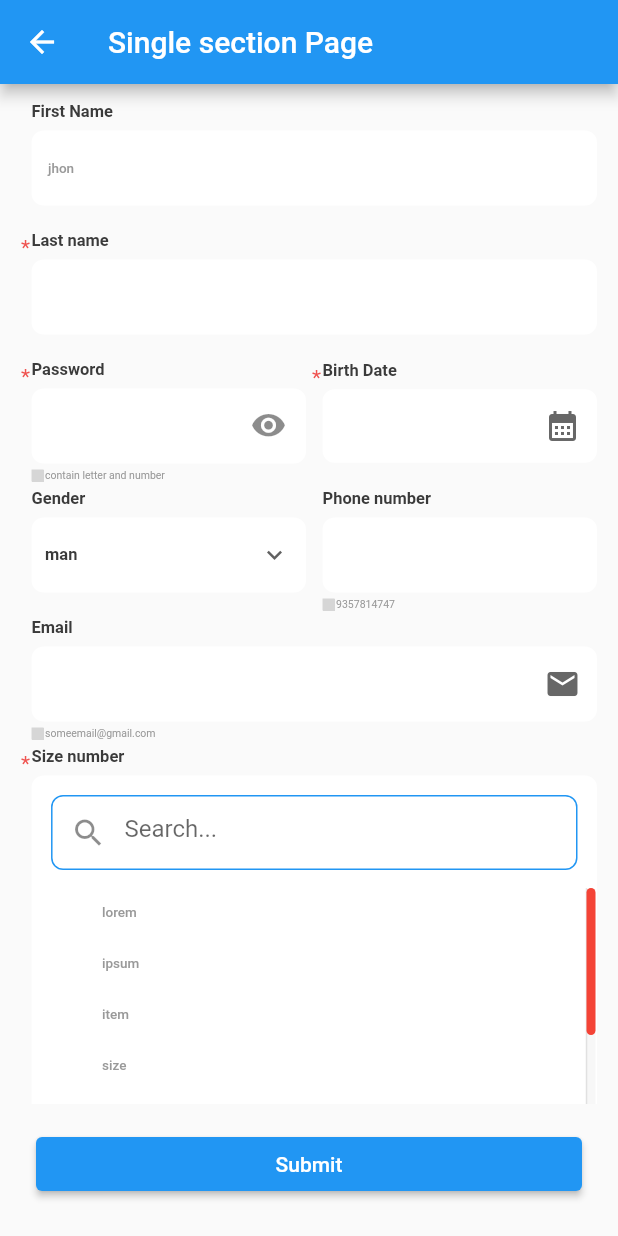
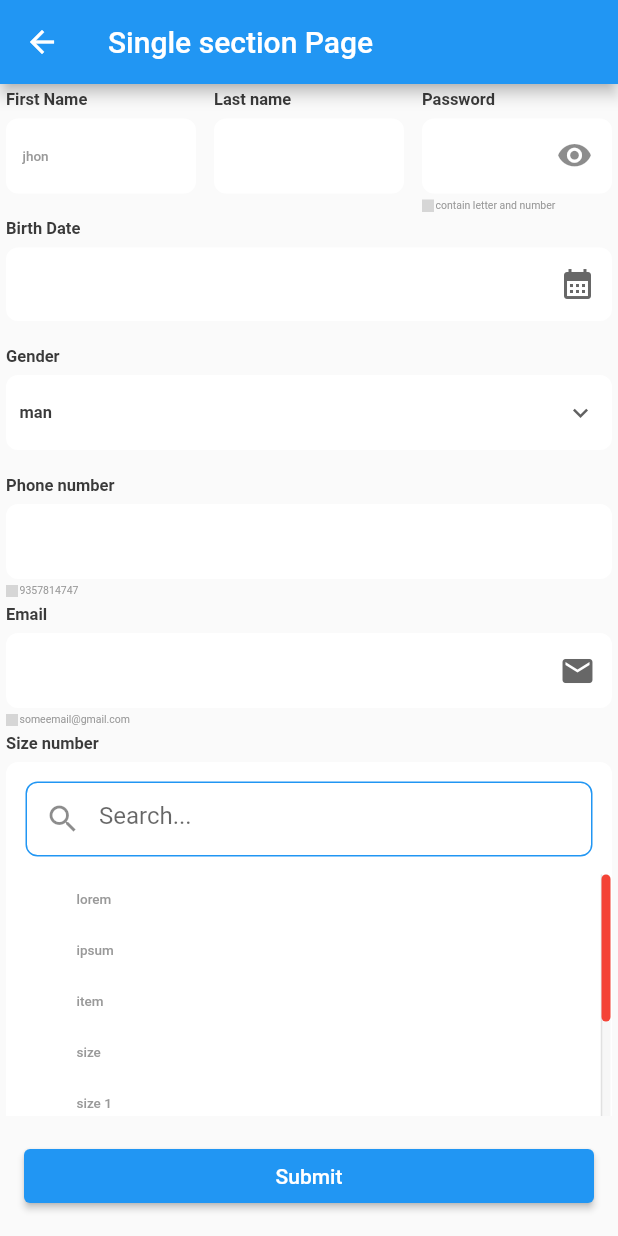
Before and after one commit to ritagroup/gsform, a Flutter app: the screen it shows after launch, after a tap on "Single Section form", on a phone screen of 412 x 824 dp. Run offline on Flutter 3.47's test engine with Material 2 defaults, Android fonts, the phone set to English and light mode, and no system bars; our stand-ins replace figma_squircle, flutter_svg, image_cropper, image_picker, lottie; missing offline and left inert: persian_datetime_picker, qr_code_scanner; grey boxes are pictures that could not be loaded.

Commit message:
fix padding

```diff
--- a/example/lib/main.dart
+++ b/example/lib/main.dart
@@ -50,7 +50,7 @@ class MainTestPage extends StatelessWidget {
         ),
         body: Center(
           child: Padding(
-            padding: const EdgeInsets.only(top: 40.0),
+            padding: const EdgeInsets.only(top: 0.0),
             child: Column(
               children: [
                 ElevatedButton(
@@ -101,7 +101,7 @@ class SingleSectionForm extends StatelessWidget {
         title: const Text('Single section Page'),
       ),
       body: Padding(
-        padding: const EdgeInsets.all(8.0),
+        padding: const EdgeInsets.all(0.0),
         child: Column(
           children: [
             Expanded(
@@ -114,7 +114,7 @@ class SingleSectionForm extends StatelessWidget {
                       title: 'First Name',
                       minLine: 1,
                       maxLine: 1,
-                      weight: 12,
+                      weight: 4,
                       hint: 'jhon',
                       required: false,
                       errorMessage: 'please enter a name',
@@ -124,7 +124,7 @@ class SingleSectionForm extends StatelessWidget {
                       title: 'Last name',
                       minLine: 1,
                       maxLine: 1,
-                      weight: 12,
+                      weight: 4,
                       required: true,
                     ),
                     GSField.password(
@@ -132,13 +132,13 @@ class SingleSectionForm extends StatelessWidget {
                       title: 'Password',
                       helpMessage: 'contain letter and number',
                       errorMessage: 'error',
-                      weight: 6,
+                      weight: 4,
                       required: true,
                     ),
                     GSField.datePicker(
                       tag: 'licenceExpireDate',
                       title: 'Birth Date',
-                      weight: 6,
+                      weight: 12,
                       required: true,
                       postfixWidget: const Icon(
                         Icons.calendar_month,
@@ -155,7 +155,7 @@ class SingleSectionForm extends StatelessWidget {
                     GSField.spinner(
                       tag: 'customer_type',
                       required: false,
-                      weight: 6,
+                      weight: 12,
                       title: 'Gender',
                       items: [
                         SpinnerDataModel(
@@ -173,7 +173,7 @@ class SingleSectionForm extends StatelessWidget {
                       title: 'Phone number',
                       maxLength: 11,
                       helpMessage: '9357814747',
-                      weight: 6,
+                      weight: 12,
                       required: false,
                       errorMessage: 'some error',
                     ),
@@ -233,6 +233,7 @@ class SingleSectionForm extends StatelessWidget {
                     ),
                     GSField.imagePicker(
                       tag: 'a',
+                      title: 'انتخاب تصویر',
                       hint: 'فایل خود را انتخاب کنید',
                       iconWidget: Lottie.asset(
                         'assets/cam.json',
--- a/lib/gs_form/core/form_style.dart
+++ b/lib/gs_form/core/form_style.dart
@@ -1,5 +1,4 @@
 import 'package:flutter/material.dart';
-import 'package:gsform/gs_form/enums/filed_required_type.dart';
 import 'package:gsform/gs_form/values/colors.dart';
 import 'package:gsform/gs_form/values/theme.dart';
 
@@ -10,7 +9,6 @@ class GSFormStyle {
   TextStyle errorTextStyle;
   TextStyle helpTextStyle;
   TextStyle sectionTitleStyle;
-  GSFieldRequireTypeEnum requireType;
   Color backgroundFieldColor;
   Color backgroundSectionColor;
   Color fieldBorderColor;
@@ -23,7 +21,6 @@ class GSFormStyle {
 
   GSFormStyle({
     TextStyle? titleStyle,
-    GSFieldRequireTypeEnum? requireType,
     Color? backgroundFieldColor,
     Color? backgroundSectionColor,
     Color? fieldBorderColor,
@@ -39,13 +36,12 @@ class GSFormStyle {
     TextStyle? sectionTitleStyle,
   })  : backgroundSectionColor = backgroundSectionColor ?? GSFormColors.white,
         backgroundFieldColor = backgroundFieldColor ?? GSFormColors.colorBackground,
-        requireType = requireType ?? GSFieldRequireTypeEnum.star,
         titleTextStyle = titleStyle ?? GSFormTheme.textThemeStyle.displayMedium!,
         fieldRadius = fieldRadius ?? 10.0,
         sectionRadius = sectionRadius ?? 4.0,
         sectionCardElevation = sectionCardElevation ?? 2.0,
         sectionCardPadding = sectionCardPadding ?? 2.0,
-        requiredText = requiredText ?? '(required)',
+        requiredText = requiredText ?? '',
         fieldHintStyle = fieldHintStyle ?? GSFormTheme.textThemeStyle.displayMedium!,
         fieldTextStyle = fieldTextStyle ?? GSFormTheme.textThemeStyle.displayMedium!,
         errorTextStyle = errorTextStyle ?? GSFormTheme.textThemeStyle.headlineSmall!,
--- a/lib/gs_form/enums/filed_required_type.dart
+++ /dev/null
@@ -1 +0,0 @@
-enum GSFieldRequireTypeEnum { text, star }
--- a/lib/gs_form/widget/field.dart
+++ b/lib/gs_form/widget/field.dart
@@ -2,7 +2,6 @@ import 'package:flutter/material.dart';
 import 'package:flutter_svg/flutter_svg.dart';
 import 'package:gsform/gs_form/core/form_style.dart';
 import 'package:gsform/gs_form/enums/field_status.dart';
-import 'package:gsform/gs_form/enums/filed_required_type.dart';
 import 'package:gsform/gs_form/enums/filed_type.dart';
 import 'package:gsform/gs_form/model/data_model/date_data_model.dart';
 import 'package:gsform/gs_form/model/data_model/radio_data_model.dart';
@@ -662,24 +661,9 @@ class _GSFieldState extends State<GSField> {
       }
     };
 
-    return Padding(
-      padding: const EdgeInsets.only(left: 2.0, right: 2.0),
-      child: Row(
+    return Row(
       crossAxisAlignment: CrossAxisAlignment.start,
       children: [
-          Visibility(
-            visible: widget.model.showTitle!,
-            child: Padding(
-              padding: const EdgeInsets.only(top: 3),
-              child: Opacity(
-                  opacity: _showRequiredStar(widget.model),
-                  child: const Text(
-                    '*',
-                    style: TextStyle(color: GSFormColors.red, fontSize: 14),
-                  )),
-            ),
-          ),
-          const SizedBox(width: 1.0),
         Expanded(
           child: Column(
             children: [
@@ -689,15 +673,13 @@ class _GSFieldState extends State<GSField> {
                   children: [
                     Row(
                       children: [
-                          Text(widget.model.title ?? "",
-                              style: widget.formStyle!.titleTextStyle),
+                        Text(widget.model.title ?? "", style: widget.formStyle!.titleTextStyle),
                         const SizedBox(width: 4.0),
                         Opacity(
-                            opacity: _showRequiredText(widget.model),
+                          opacity: widget.model.required ?? false ? 1 : 0,
                           child: Text(
                             widget.formStyle!.requiredText,
-                              style: const TextStyle(
-                                  color: GSFormColors.red, fontSize: 10),
+                            style: const TextStyle(color: GSFormColors.red, fontSize: 10),
                           ),
                         ),
                       ],
@@ -707,19 +689,16 @@ class _GSFieldState extends State<GSField> {
                 ),
               ),
               Container(
-                  decoration: GSFormUtils.getFieldDecoration(
-                      widget.formStyle!, widget.model.status),
+                decoration: GSFormUtils.getFieldDecoration(widget.formStyle!, widget.model.status),
                 child: Row(
                   mainAxisAlignment: MainAxisAlignment.center,
                   children: [
                     Visibility(
-                        visible:
-                            widget.model.prefixWidget == null ? false : true,
+                      visible: widget.model.prefixWidget == null ? false : true,
                       child: Row(
                         children: [
                           const SizedBox(width: 8.0),
-                            widget.model.prefixWidget ??
-                                const SizedBox(width: 0),
+                          widget.model.prefixWidget ?? const SizedBox(width: 0),
                           const SizedBox(width: 8.0),
                           Container(
                             height: 30.0,
@@ -731,13 +710,11 @@ class _GSFieldState extends State<GSField> {
                     ),
                     Expanded(child: widget.child!),
                     Visibility(
-                        visible:
-                            widget.model.postfixWidget == null ? false : true,
+                      visible: widget.model.postfixWidget == null ? false : true,
                       child: Row(
                         children: [
                           const SizedBox(width: 10.0),
-                            widget.model.postfixWidget ??
-                                const SizedBox(width: 0),
+                          widget.model.postfixWidget ?? const SizedBox(width: 0),
                           const SizedBox(width: 10.0),
                         ],
                       ),
@@ -747,8 +724,7 @@ class _GSFieldState extends State<GSField> {
               ),
               const SizedBox(height: 4.0),
               Opacity(
-                  opacity: (widget.model.status == GSFieldStatusEnum.error &&
-                              widget.model.errorMessage != null) ||
+                opacity: (widget.model.status == GSFieldStatusEnum.error && widget.model.errorMessage != null) ||
                         widget.model.helpMessage != null
                     ? 1
                     : 0,
@@ -780,94 +756,55 @@ class _GSFieldState extends State<GSField> {
           ),
         ),
       ],
-      ),
     );
-  }
-
-  _showRequiredStar(GSFieldModel model) {
-    if (model.required != null) {
-      if (model.required!) {
-        if (widget.formStyle!.requireType == GSFieldRequireTypeEnum.star) {
-          return 1.0;
-        }
-      }
-    }
-    return 0.0;
-  }
-
-  _showRequiredText(GSFieldModel model) {
-    if (model.required != null) {
-      if (model.required!) {
-        if (widget.formStyle!.requireType == GSFieldRequireTypeEnum.text) {
-          return 1.0;
-        }
-      }
-    }
-
-    return 0.0;
   }
 
   _fillChild() {
     switch (widget.model.type) {
       case GSFieldTypeEnum.text:
-        widget.child =
-            GSTextField(widget.model as GSTextModel, widget.formStyle!);
+        widget.child = GSTextField(widget.model as GSTextModel, widget.formStyle!);
         break;
       case GSFieldTypeEnum.number:
-        widget.child =
-            GSNumberField(widget.model as GSNumberModel, widget.formStyle!);
+        widget.child = GSNumberField(widget.model as GSNumberModel, widget.formStyle!);
         break;
       case GSFieldTypeEnum.textPlain:
-        widget.child = GSTextPlainField(
-            widget.model as GSTextPlainModel, widget.formStyle!);
+        widget.child = GSTextPlainField(widget.model as GSTextPlainModel, widget.formStyle!);
         break;
       case GSFieldTypeEnum.mobile:
-        widget.child =
-            GSMobileField(widget.model as GSMobileModel, widget.formStyle!);
+        widget.child = GSMobileField(widget.model as GSMobileModel, widget.formStyle!);
         break;
       case GSFieldTypeEnum.password:
-        widget.child =
-            GSPasswordField(widget.model as GSPasswordModel, widget.formStyle!);
+        widget.child = GSPasswordField(widget.model as GSPasswordModel, widget.formStyle!);
         break;
       case GSFieldTypeEnum.date:
-        widget.child = GSDatePickerField(
-            widget.model as GSDatePickerModel, widget.formStyle!);
+        widget.child = GSDatePickerField(widget.model as GSDatePickerModel, widget.formStyle!);
         break;
       case GSFieldTypeEnum.dateRage:
-        widget.child = GSDateRangePickerField(
-            widget.model as GSDateRangePickerModel, widget.formStyle!);
+        widget.child = GSDateRangePickerField(widget.model as GSDateRangePickerModel, widget.formStyle!);
         break;
       case GSFieldTypeEnum.time:
-        widget.child = GSTimePickerField(
-            widget.model as GSTimePickerModel, widget.formStyle!);
+        widget.child = GSTimePickerField(widget.model as GSTimePickerModel, widget.formStyle!);
         break;
       case GSFieldTypeEnum.email:
-        widget.child =
-            GSEmailField(widget.model as GSEmailModel, widget.formStyle!);
+        widget.child = GSEmailField(widget.model as GSEmailModel, widget.formStyle!);
         break;
       case GSFieldTypeEnum.price:
-        widget.child =
-            GSPriceField(widget.model as GSPriceModel, widget.formStyle!);
+        widget.child = GSPriceField(widget.model as GSPriceModel, widget.formStyle!);
         break;
       case GSFieldTypeEnum.bankCard:
-        widget.child =
-            GSBankCardField(widget.model as GSBankCardModel, widget.formStyle!);
+        widget.child = GSBankCardField(widget.model as GSBankCardModel, widget.formStyle!);
         break;
       case GSFieldTypeEnum.spinner:
-        widget.child =
-            GSSpinnerField(widget.model as GSSpinnerModel, widget.formStyle!);
+        widget.child = GSSpinnerField(widget.model as GSSpinnerModel, widget.formStyle!);
         break;
       case GSFieldTypeEnum.radioGroup:
-        widget.child =
-            GSRadioGroupField(widget.model as GSRadioModel, widget.formStyle!);
+        widget.child = GSRadioGroupField(widget.model as GSRadioModel, widget.formStyle!);
         break;
       case GSFieldTypeEnum.imagePicker:
-        widget.child = GSImagePickerField(
-            widget.model as GSImagePickerModel, widget.formStyle!);
+        widget.child = GSImagePickerField(widget.model as GSImagePickerModel, widget.formStyle!);
         break;
       case GSFieldTypeEnum.qrScanner:
-        widget.child = GSQRScannerField(
-            widget.model as GSQRScannerModel, widget.formStyle!);
+        widget.child = GSQRScannerField(widget.model as GSQRScannerModel, widget.formStyle!);
         break;
 
       default:
--- a/lib/gs_form/widget/fields/image_picker_field.dart
+++ b/lib/gs_form/widget/fields/image_picker_field.dart
@@ -2,10 +2,8 @@ import 'dart:io';
 
 import 'package:figma_squircle/figma_squircle.dart';
 import 'package:flutter/material.dart';
-import 'package:flutter_svg/svg.dart';
 import 'package:gsform/gs_form/core/field_callback.dart';
 import 'package:gsform/gs_form/core/form_style.dart';
-import 'package:gsform/gs_form/enums/filed_required_type.dart';
 import 'package:gsform/gs_form/model/fields_model/image_picker_model.dart';
 import 'package:gsform/gs_form/util/util.dart';
 import 'package:gsform/gs_form/values/colors.dart';
@@ -25,7 +23,7 @@ class GSImagePickerField extends StatefulWidget implements GSFieldCallBack {
 
   @override
   getValue() {
-    return _croppedFilePath!;
+    return _croppedFilePath;
   }
 
   @override
@@ -135,8 +133,7 @@ class _GSImagePickerFieldState extends State<GSImagePickerField> {
 }
 
 class NormalView extends StatelessWidget {
-  const NormalView({required this.model, required this.formStyle, Key? key})
-      : super(key: key);
+  const NormalView({required this.model, required this.formStyle, Key? key}) : super(key: key);
   final GSImagePickerModel model;
   final GSFormStyle formStyle;
 
@@ -153,25 +150,12 @@ class NormalView extends StatelessWidget {
           Row(
             mainAxisAlignment: MainAxisAlignment.center,
             children: [
-              Padding(
-                padding: const EdgeInsets.only(top: 3),
-                child: Opacity(
-                  opacity: _showRequiredStar(),
-                  child: const Text(
-                    '*',
-                    style: TextStyle(
-                      color: GSFormColors.red,
-                      fontSize: 14,
-                    ),
-                  ),
-                ),
-              ),
               Text(
                 model.title ?? '',
                 style: formStyle.titleTextStyle,
               ),
               Visibility(
-                visible: _showRequiredText() == 1 ? true : false,
+                visible: false,
                 child: Text(
                   formStyle.requiredText,
                   style: const TextStyle(
@@ -190,29 +174,6 @@ class NormalView extends StatelessWidget {
         ],
       ),
     );
-  }
-
-  _showRequiredStar() {
-    if (model.required != null) {
-      if (model.required!) {
-        if (formStyle.requireType == GSFieldRequireTypeEnum.star) {
-          return 1.0;
-        }
-      }
-    }
-    return 0.0;
-  }
-
-  _showRequiredText() {
-    if (model.required != null) {
-      if (model.required!) {
-        if (formStyle.requireType == GSFieldRequireTypeEnum.text) {
-          return 1.0;
-        }
-      }
-    }
-
-    return 0.0;
   }
 }
 
@@ -265,8 +226,7 @@ class ImagePickedView extends StatelessWidget {
                   children: [
                     Text(
                       model.title!,
-                      style: formStyle.titleTextStyle
-                          .copyWith(color: Colors.white),
+                      style: formStyle.titleTextStyle.copyWith(color: Colors.white),
                     ),
                     const Spacer(),
                     SizedBox(
@@ -274,8 +234,7 @@ class ImagePickedView extends StatelessWidget {
                       child: ElevatedButton(
                         style: ElevatedButton.styleFrom(
                           primary: Colors.red,
-                          shape: RoundedRectangleBorder(
-                              borderRadius: BorderRadius.circular(10)),
+                          shape: RoundedRectangleBorder(borderRadius: BorderRadius.circular(10)),
                         ),
                         onPressed: () {
                           onDeleteImage.call();
@@ -287,8 +246,7 @@ class ImagePickedView extends StatelessWidget {
                             Text(
                               'حذف',
                               maxLines: 1,
-                              style: formStyle.titleTextStyle
-                                  .copyWith(color: Colors.white),
+                              style: formStyle.titleTextStyle.copyWith(color: Colors.white),
                             ),
                           ],
                         ),
--- a/lib/gs_form/widget/fields/qr_scanner_field.dart
+++ b/lib/gs_form/widget/fields/qr_scanner_field.dart
@@ -4,7 +4,6 @@ import 'package:flutter/material.dart';
 import 'package:flutter_svg/svg.dart';
 import 'package:gsform/gs_form/core/field_callback.dart';
 import 'package:gsform/gs_form/core/form_style.dart';
-import 'package:gsform/gs_form/enums/filed_required_type.dart';
 import 'package:gsform/gs_form/model/fields_model/qr_scanner_model.dart';
 import 'package:gsform/gs_form/screens/qr_scanner_screen.dart';
 import 'package:gsform/gs_form/values/colors.dart';
@@ -78,27 +77,13 @@ class _GSQRScannerFieldState extends State<GSQRScannerField> {
                   Row(
                     mainAxisAlignment: MainAxisAlignment.center,
                     children: [
-                      Padding(
-                        padding: const EdgeInsets.only(top: 3),
-                        child: Opacity(
-                          opacity: _showRequiredStar(),
-                          child: const Text(
-                            '*',
-                            style: TextStyle(
-                              color: GSFormColors.red,
-                              fontSize: 14,
-                            ),
-                          ),
-                        ),
-                      ),
-                      const SizedBox(height: 4.0),
                       Text(
                         widget.model.title ?? '',
                         style: widget.formStyle.titleTextStyle,
                       ),
                       const SizedBox(height: 4.0),
                       Visibility(
-                        visible: _showRequiredText() == 1 ? true : false,
+                        visible: true,
                         child: Text(
                           widget.formStyle.requiredText,
                           style: const TextStyle(
@@ -126,29 +111,6 @@ class _GSQRScannerFieldState extends State<GSQRScannerField> {
     );
   }
 
-  _showRequiredStar() {
-    if (widget.model.required != null) {
-      if (widget.model.required!) {
-        if (widget.formStyle.requireType == GSFieldRequireTypeEnum.star) {
-          return 1.0;
-        }
-      }
-    }
-    return 0.0;
-  }
-
-  _showRequiredText() {
-    if (widget.model.required != null) {
-      if (widget.model.required!) {
-        if (widget.formStyle.requireType == GSFieldRequireTypeEnum.text) {
-          return 1.0;
-        }
-      }
-    }
-
-    return 0.0;
-  }
-
   _route(BuildContext context, Widget screen) {
     Navigator.push(
       context,
--- a/lib/gs_form/widget/fields/radio_group_field.dart
+++ b/lib/gs_form/widget/fields/radio_group_field.dart
@@ -38,7 +38,6 @@ class _GSRadioGroupFieldState extends State<GSRadioGroupField> {
   @override
   void initState() {
     super.initState();
-
   }
 
   String keyword = "";
--- a/lib/gs_form/widget/section.dart
+++ b/lib/gs_form/widget/section.dart
@@ -32,14 +32,22 @@ class GSSection extends StatelessWidget {
               child: field,
             ),
           );
+
           weightSum += field.model.weight ?? 12;
           if (i < fields.length - 1 && fields[i + 1] is GSField) {
             field.model.nextFocusNode = (fields[i + 1] as GSField).model.focusNode;
           }
           field.formStyle = style!;
           i++;
+
+          // این شرط برای فاصله انداختن بین ویجت هاست به طوری روی اولین ویجت اعمال نشود
+          if (weightSum != 12) {
+            childrenAtRow.add(const SizedBox(
+              width: 12,
+            ));
+          }
         }
-        rows.add(Row(children: childrenAtRow));
+        rows.add(Row(mainAxisAlignment: MainAxisAlignment.spaceBetween, children: childrenAtRow));
         weightSum = 0;
       } else {
         rows.add(
```
Lines whose indentation alone changed are shown as unchanged.
